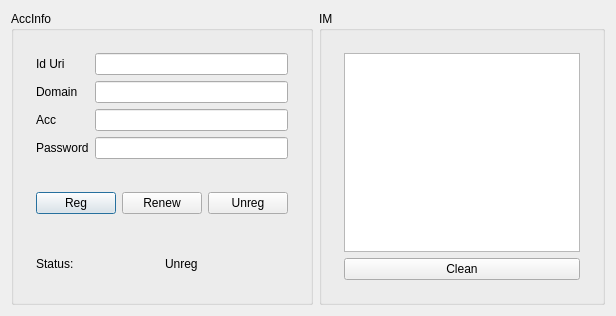
Qt form qtsipclient/reg/dialog.ui (houndf212/sip) before a commit.
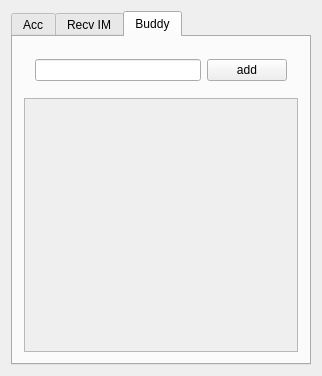
The same form after that commit.

Patch:
```diff
--- a/qtsipclient/reg/dialog.ui
+++ b/qtsipclient/reg/dialog.ui
@@ -6,19 +6,23 @@
    <rect>
     <x>0</x>
     <y>0</y>
-    <width>616</width>
-    <height>316</height>
+    <width>310</width>
+    <height>376</height>
    </rect>
   </property>
   <property name="windowTitle">
    <string>SipClient</string>
   </property>
-  <layout class="QHBoxLayout" name="horizontalLayout_3">
+  <layout class="QVBoxLayout" name="verticalLayout_4">
    <item>
-    <widget class="QGroupBox" name="groupAccInfo">
-     <property name="title">
-      <string>AccInfo</string>
+    <widget class="QTabWidget" name="tabWidget">
+     <property name="currentIndex">
+      <number>2</number>
      </property>
+     <widget class="QWidget" name="tabAcc">
+      <attribute name="title">
+       <string>Acc</string>
+      </attribute>
      <layout class="QVBoxLayout" name="verticalLayout">
       <item>
        <widget class="QWidget" name="accInfoWidget" native="true">
@@ -113,17 +117,21 @@
         </layout>
        </widget>
       </item>
+       <item>
+        <widget class="QWidget" name="onlineStatusWidget" native="true">
+         <layout class="QHBoxLayout" name="horizontalLayout_4">
+          <item>
+           <widget class="QComboBox" name="cmbOnlineStatus"/>
+          </item>
      </layout>
     </widget>
    </item>
-   <item>
-    <widget class="QGroupBox" name="groupIM">
-     <property name="title">
-      <string>IM</string>
-     </property>
-     <layout class="QVBoxLayout" name="verticalLayout_3">
-      <item>
-       <widget class="QWidget" name="widget" native="true">
+      </layout>
+     </widget>
+     <widget class="QWidget" name="tabIM">
+      <attribute name="title">
+       <string>Recv IM</string>
+      </attribute>
         <layout class="QVBoxLayout" name="verticalLayout_2">
          <item>
           <widget class="QPlainTextEdit" name="txtIM">
@@ -141,8 +149,46 @@
          </item>
         </layout>
        </widget>
-      </item>
-     </layout>
+     <widget class="QWidget" name="tabBuddy">
+      <attribute name="title">
+       <string>Buddy</string>
+      </attribute>
+      <layout class="QVBoxLayout" name="verticalLayout_3">
+       <item>
+        <widget class="QWidget" name="btnWidget" native="true">
+         <layout class="QHBoxLayout" name="horizontalLayout_5">
+          <item>
+           <widget class="QLineEdit" name="txtBuddy"/>
+          </item>
+          <item>
+           <widget class="QPushButton" name="btnAddBuddy">
+            <property name="text">
+             <string>add</string>
+            </property>
+           </widget>
+          </item>
+         </layout>
+        </widget>
+       </item>
+       <item>
+        <widget class="QScrollArea" name="buddyArea">
+         <property name="widgetResizable">
+          <bool>true</bool>
+         </property>
+         <widget class="QWidget" name="scrollAreaWidgetContents">
+          <property name="geometry">
+           <rect>
+            <x>0</x>
+            <y>0</y>
+            <width>268</width>
+            <height>250</height>
+           </rect>
+          </property>
+         </widget>
+        </widget>
+       </item>
+      </layout>
+     </widget>
     </widget>
    </item>
   </layout>
```
Lines whose indentation alone changed are shown as unchanged.
